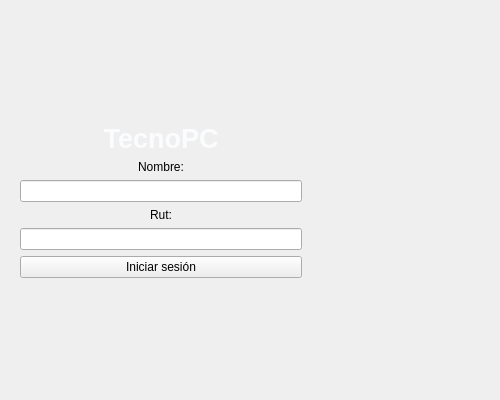
This is ui/login_dialog.ui in Matiti061/TecnoPC as Qt 5 draws it before an edit. The edited form follows.
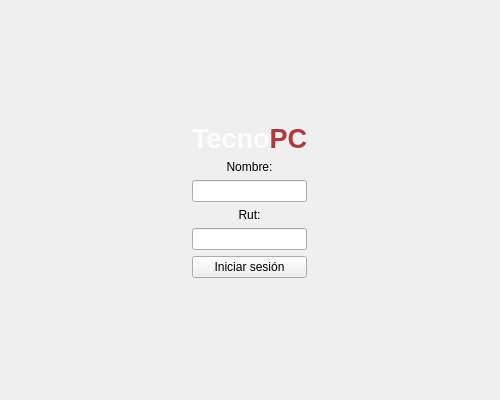
This is the edited form.

What changed in the file:
```diff
--- a/ui/login_dialog.ui
+++ b/ui/login_dialog.ui
@@ -32,7 +32,7 @@
      </property>
     </spacer>
    </item>
-   <item>
+    <item alignment="Qt::AlignHCenter">
     <widget class="QWidget" name="container">
      <property name="maximumSize">
       <size>
@@ -52,7 +52,7 @@
       <item>
        <widget class="QLabel" name="labelTitulo">
         <property name="text">
-         <string>TecnoPC</string>
+         <string><![CDATA[Tecno<span style="color:#B03A3A;">PC</span>]]></string>
         </property>
         <property name="alignment">
          <set>Qt::AlignCenter</set>
```
Lines whose indentation alone changed are shown as unchanged.
